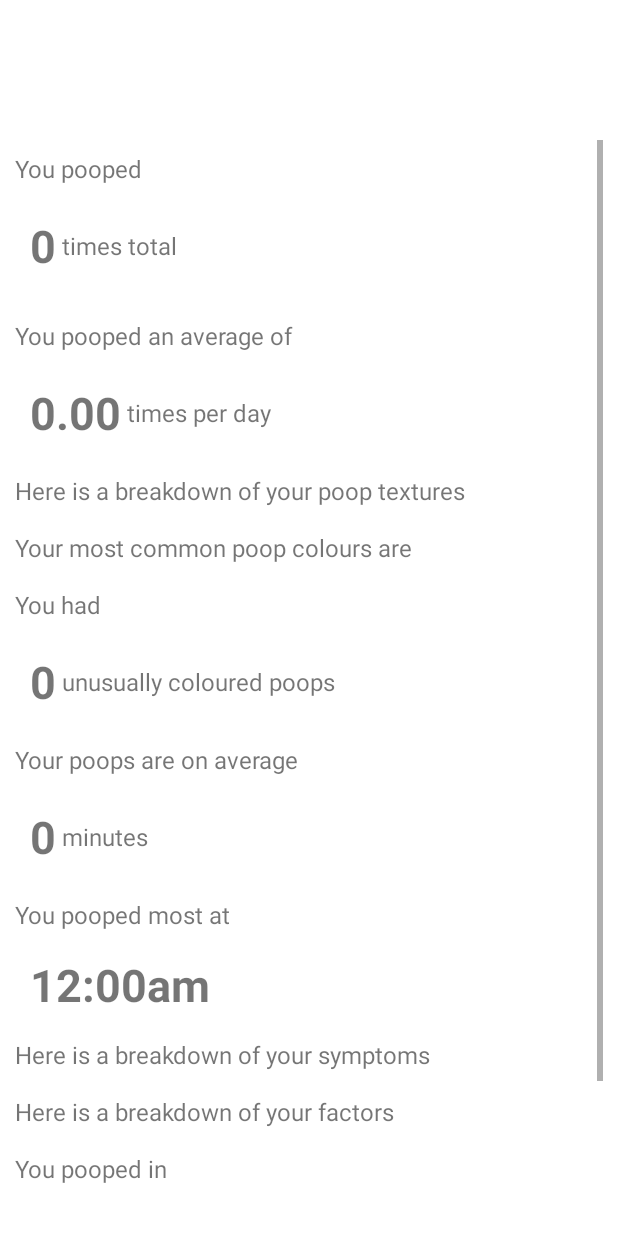
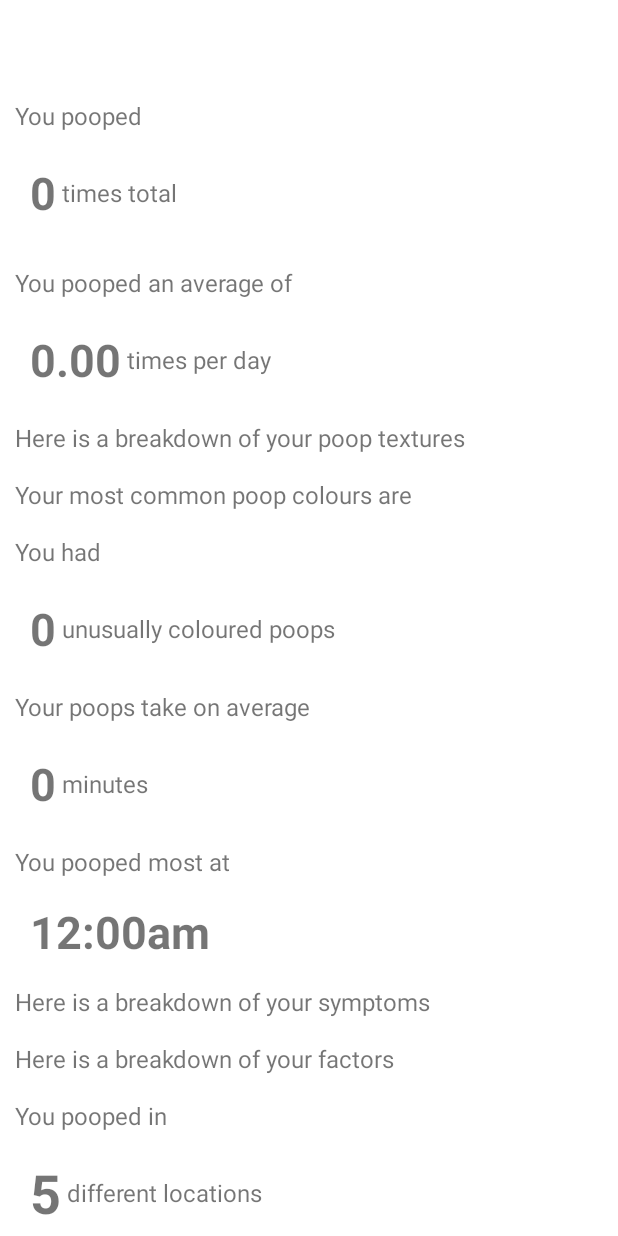
Before and after one commit to amanda849/cs446-project, an Android app built with Jetpack Compose: the layout fragment_analysis.xml on its own in the app's theme, with its tools: preview values and no code run, on a phone screen of 412 x 824 dp. Run offline under Robolectric (Android 15) with nearby library versions, the phone set to English and light mode, and no system bars.

Commit message:
Reformated XML to get rid of teh weird white block.

```diff
--- a/app/src/main/res/layout/fragment_analysis.xml
+++ b/app/src/main/res/layout/fragment_analysis.xml
@@ -1,47 +1,29 @@
 <?xml version="1.0" encoding="utf-8"?>
-<androidx.constraintlayout.widget.ConstraintLayout xmlns:android="http://schemas.android.com/apk/res/android"
-    xmlns:app="http://schemas.android.com/apk/res-auto"
-    xmlns:tools="http://schemas.android.com/tools"
-    android:layout_width="match_parent"
-    android:layout_height="match_parent"
-    android:padding="10dp"
-    tools:context=".ui.analysis.AnalysisFragment">
-
-    <LinearLayout
+<LinearLayout xmlns:android="http://schemas.android.com/apk/res/android"
+        xmlns:app="http://schemas.android.com/apk/res-auto"
+        xmlns:tools="http://schemas.android.com/tools"
         android:layout_width="match_parent"
-        android:layout_height="wrap_content"
-        android:orientation="vertical">
-
-    <TextView
-        android:id="@+id/text_analysis"
-        android:layout_width="match_parent"
-        android:layout_height="wrap_content"
-        android:layout_marginStart="8dp"
-        android:layout_marginTop="8dp"
-        android:layout_marginEnd="8dp"
-        android:textAlignment="center"
-        android:textSize="20sp"
-    />
+        android:orientation="vertical"
+        android:gravity="center"
+        android:layout_height="match_parent"
+        tools:context=".ui.analysis.AnalysisFragment">
 
     <com.google.android.material.tabs.TabLayout
         android:id="@+id/tabLayout"
         android:layout_width="409dp"
-        android:layout_height="wrap_content"
-        app:layout_constraintTop_toTopOf="parent">
+        android:layout_height="wrap_content">
     </com.google.android.material.tabs.TabLayout>
 
     <ScrollView
         android:layout_width="match_parent"
         android:layout_height="wrap_content"
-        app:layout_constraintBottom_toBottomOf="parent"
-        app:layout_constraintEnd_toEndOf="parent"
-        app:layout_constraintStart_toStartOf="parent"
-        app:layout_constraintTop_toTopOf="parent">
+        android:scrollbars="none">
 
     <LinearLayout
         android:layout_width="match_parent"
         android:layout_height="wrap_content"
         android:layout_gravity="top|center"
+        android:padding="10dp"
         android:orientation="vertical">
 
         <TextView
@@ -51,7 +33,6 @@
             android:text="You pooped"
             android:textSize="16sp"
             android:layout_marginTop="8dp"
-            app:layout_constraintStart_toStartOf="parent"
             tools:layout_editor_absoluteY="61dp" />
 
         <LinearLayout
@@ -66,9 +47,7 @@
                 android:text="0"
                 android:textSize="30sp"
                 android:paddingStart="10sp"
-                android:textStyle="bold"
-                app:layout_constraintStart_toStartOf="parent"
-                app:layout_constraintTop_toTopOf="@+id/you_pooped_on_avg" />
+                android:textStyle="bold"/>
 
             <TextView
                 android:id="@+id/you_pooped_total_text2"
@@ -86,7 +65,6 @@
         android:text="You pooped an average of"
         android:textSize="16sp"
         android:layout_marginTop="8dp"
-        app:layout_constraintStart_toStartOf="parent"
         tools:layout_editor_absoluteY="61dp" />
 
         <LinearLayout
@@ -101,9 +79,7 @@
                 android:text="0.00"
                 android:textSize="30sp"
                 android:paddingStart="10sp"
-                android:textStyle="bold"
-                app:layout_constraintStart_toStartOf="parent"
-                app:layout_constraintTop_toTopOf="@+id/you_pooped_on_avg" />
+                android:textStyle="bold" />
 
 
             <TextView
@@ -123,9 +99,7 @@
             android:layout_width="wrap_content"
             android:layout_height="wrap_content"
             android:text="Here is a breakdown of your poop textures"
-            android:textSize="16sp"
-            app:layout_constraintStart_toStartOf="parent"
-            app:layout_constraintTop_toBottomOf="@+id/poop_avg" />
+            android:textSize="16sp"/>
         </LinearLayout>
 
     <androidx.compose.ui.platform.ComposeView
@@ -134,7 +108,6 @@
         android:layout_height="match_parent"
         android:paddingTop="8dp"
         android:paddingBottom="8dp"
-        app:layout_constraintTop_toTopOf="parent"
         tools:layout_editor_absoluteX="-7dp">
     </androidx.compose.ui.platform.ComposeView>
 
@@ -143,9 +116,7 @@
         android:layout_width="wrap_content"
         android:layout_height="wrap_content"
         android:text="Your most common poop colours are"
-        android:textSize="16sp"
-        app:layout_constraintStart_toEndOf="@+id/poop_texture"
-        app:layout_constraintTop_toTopOf="@+id/poop_texture" />
+        android:textSize="16sp"/>
 
     <androidx.compose.ui.platform.ComposeView
         android:id="@+id/most_common_colours"
@@ -153,7 +124,6 @@
         android:layout_height="match_parent"
         android:paddingTop="8dp"
         android:paddingBottom="8dp"
-        app:layout_constraintTop_toTopOf="parent"
         tools:layout_editor_absoluteX="-7dp">
     </androidx.compose.ui.platform.ComposeView>
 
@@ -162,9 +132,7 @@
             android:layout_width="wrap_content"
             android:layout_height="wrap_content"
             android:text="You had "
-            android:textSize="16sp"
-            app:layout_constraintStart_toEndOf="@+id/poop_texture"
-            app:layout_constraintTop_toTopOf="@+id/poop_texture" />
+            android:textSize="16sp"/>
 
         <LinearLayout
             android:layout_width="250dp"
@@ -177,9 +145,7 @@
             android:text="0"
             android:textSize="30sp"
             android:paddingStart="10sp"
-            android:textStyle="bold"
-            app:layout_constraintStart_toStartOf="parent"
-            app:layout_constraintTop_toTopOf="@+id/unusual_colour_text1" />
+            android:textStyle="bold"/>
 
         <TextView
             android:id="@+id/unusual_colour_text2"
@@ -193,10 +159,8 @@
             android:id="@+id/average_duration_text1"
             android:layout_width="wrap_content"
             android:layout_height="wrap_content"
-            android:text="Your poops are on average"
-            android:textSize="16sp"
-            app:layout_constraintStart_toEndOf="@+id/poop_texture"
-            app:layout_constraintTop_toTopOf="@+id/poop_texture" />
+            android:text="Your poops take on average"
+            android:textSize="16sp" />
 
         <LinearLayout
             android:layout_width="200dp"
@@ -209,9 +173,7 @@
                 android:text="0"
                 android:textSize="30sp"
                 android:paddingStart="10sp"
-                android:textStyle="bold"
-                app:layout_constraintStart_toStartOf="parent"
-                app:layout_constraintTop_toTopOf="@+id/average_duration_text1" />
+                android:textStyle="bold"/>
 
             <TextView
                 android:id="@+id/average_duration_text2"
@@ -226,9 +188,7 @@
             android:layout_width="wrap_content"
             android:layout_height="wrap_content"
             android:text="You pooped most at"
-            android:textSize="16sp"
-            app:layout_constraintStart_toEndOf="@+id/poop_texture"
-            app:layout_constraintTop_toTopOf="@+id/poop_texture" />
+            android:textSize="16sp"/>
 
         <LinearLayout
             android:layout_width="500dp"
@@ -241,9 +201,7 @@
                 android:text="12:00am"
                 android:textSize="30sp"
                 android:paddingStart="10sp"
-                android:textStyle="bold"
-                app:layout_constraintStart_toStartOf="parent"
-                app:layout_constraintTop_toTopOf="@+id/most_logged_hour_text" />
+                android:textStyle="bold"/>
         </LinearLayout>
 
         <TextView
@@ -251,9 +209,7 @@
             android:layout_width="wrap_content"
             android:layout_height="wrap_content"
             android:text="Here is a breakdown of your symptoms"
-            android:textSize="16sp"
-            app:layout_constraintStart_toEndOf="@+id/poop_texture"
-            app:layout_constraintTop_toTopOf="@+id/poop_texture" />
+            android:textSize="16sp"/>
 
         <androidx.compose.ui.platform.ComposeView
             android:id="@+id/symptoms"
@@ -261,7 +217,6 @@
             android:layout_height="match_parent"
             android:paddingTop="8dp"
             android:paddingBottom="8dp"
-            app:layout_constraintTop_toTopOf="parent"
             tools:layout_editor_absoluteX="-7dp">
         </androidx.compose.ui.platform.ComposeView>
 
@@ -270,9 +225,7 @@
             android:layout_width="wrap_content"
             android:layout_height="wrap_content"
             android:text="Here is a breakdown of your factors"
-            android:textSize="16sp"
-            app:layout_constraintStart_toEndOf="@+id/poop_texture"
-            app:layout_constraintTop_toTopOf="@+id/poop_texture" />
+            android:textSize="16sp"/>
 
         <androidx.compose.ui.platform.ComposeView
             android:id="@+id/factors"
@@ -280,7 +233,6 @@
             android:layout_height="match_parent"
             android:paddingTop="8dp"
             android:paddingBottom="8dp"
-            app:layout_constraintTop_toTopOf="parent"
             tools:layout_editor_absoluteX="-7dp">
         </androidx.compose.ui.platform.ComposeView>
 
@@ -290,7 +242,6 @@
             android:layout_height="wrap_content"
             android:text="You pooped in"
             android:textSize="16sp"
-            app:layout_constraintStart_toStartOf="parent"
             tools:layout_editor_absoluteY="61dp" />
 
         <LinearLayout
@@ -306,9 +257,7 @@
                 android:text="5"
                 android:textSize="36dp"
                 android:paddingStart="10sp"
-                android:textStyle="bold"
-                app:layout_constraintStart_toStartOf="parent"
-                app:layout_constraintTop_toTopOf="@+id/you_pooped_location_text" />
+                android:textStyle="bold"/>
 
             <TextView
                 android:id="@+id/different_locations"
@@ -320,6 +269,4 @@
         </LinearLayout>
     </LinearLayout>
     </ScrollView>
-    </LinearLayout>
-
-</androidx.constraintlayout.widget.ConstraintLayout>
+</LinearLayout>
```
